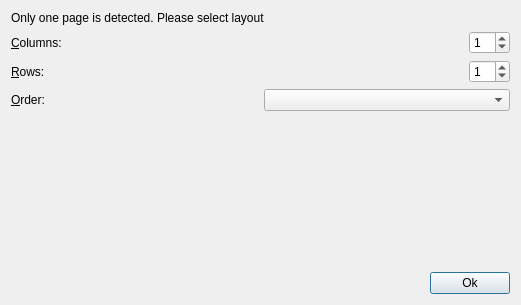
Qt form pdfhandoutcrop/setlayoutdialog.ui (cges30901/pdfhandoutcrop) before a commit.
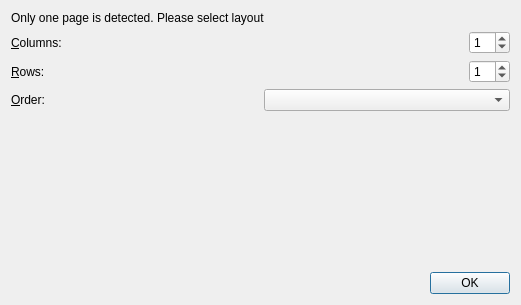
The same form after that commit.

Commit message: Use QDialogButtonBox in SetLayoutDialog

What changed in the file:
```diff
--- a/pdfhandoutcrop/setlayoutdialog.ui
+++ b/pdfhandoutcrop/setlayoutdialog.ui
@@ -120,28 +120,11 @@
     </spacer>
    </item>
    <item>
-    <layout class="QHBoxLayout" name="horizontalLayout_3">
-     <item>
-      <spacer name="horizontalSpacer_3">
-       <property name="orientation">
-        <enum>Qt::Horizontal</enum>
-       </property>
-       <property name="sizeHint" stdset="0">
-        <size>
-         <width>40</width>
-         <height>20</height>
-        </size>
-       </property>
-      </spacer>
-     </item>
-     <item>
-      <widget class="QPushButton" name="pushButton">
-       <property name="text">
-        <string>Ok</string>
-       </property>
-      </widget>
-     </item>
-    </layout>
+    <widget class="QDialogButtonBox" name="buttonBox">
+     <property name="standardButtons">
+      <set>QDialogButtonBox::Ok</set>
+     </property>
+    </widget>
    </item>
   </layout>
  </widget>
```
Left out of the diff: 19 changed lines with no effect on the pictures. The commit also changes 4 other files.
